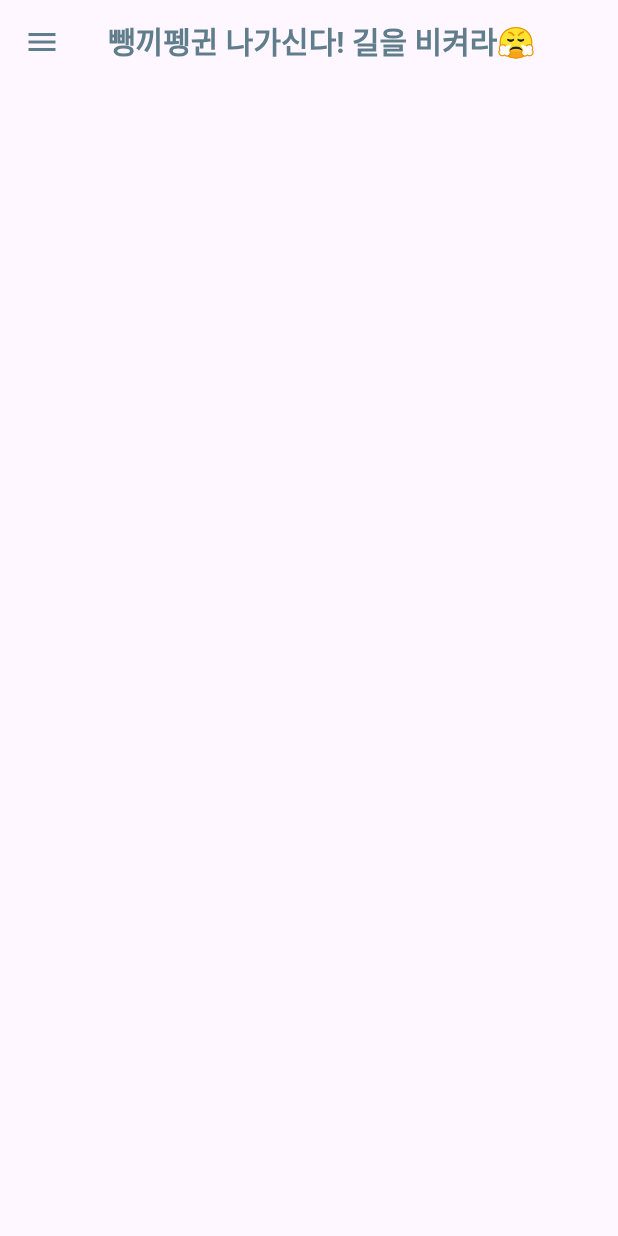
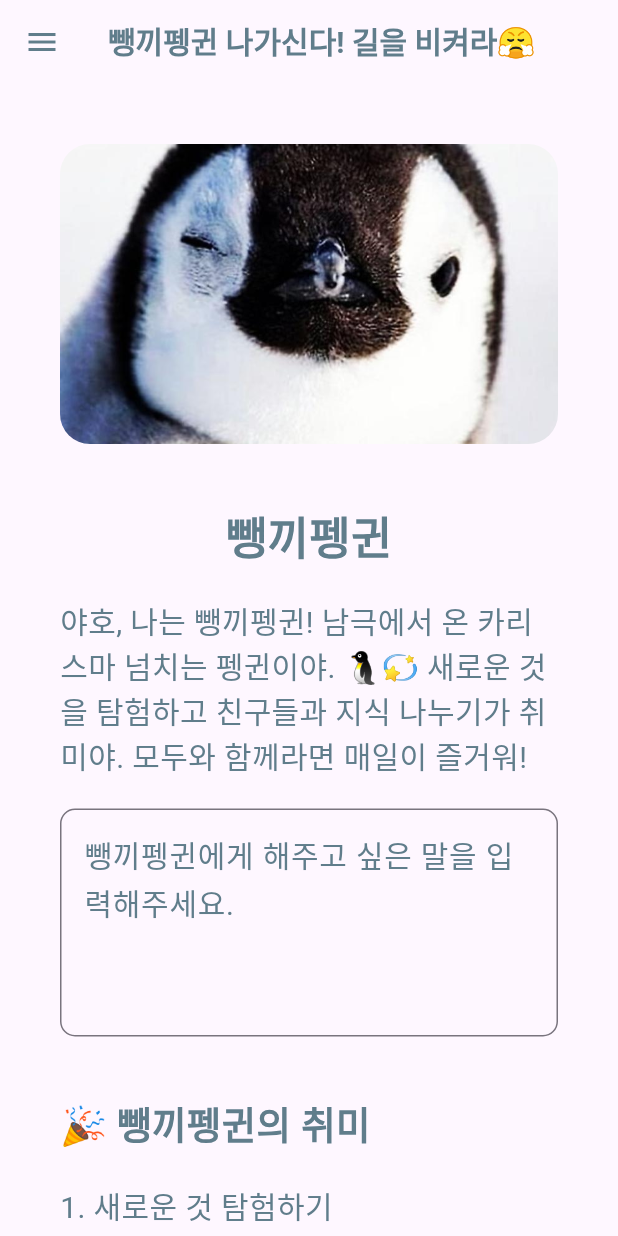
Before and after one commit to Daco2020/toy-flutter-business-card, a Flutter app: the screen it shows after launch, on a phone screen of 412 x 824 dp. Run offline on Flutter 3.47's test engine with Material 3 defaults, Android fonts, the phone set to English and light mode, and no system bars.

Commit message:
feat: Text와 TextField 위젯을 활용한 자기소개 섹션 구성

```diff
--- a/lib/main_screen.dart
+++ b/lib/main_screen.dart
@@ -8,11 +8,18 @@ class MainScreen extends StatefulWidget {
 }
 
 class _MainScreenState extends State<MainScreen> {
+  TextEditingController introduceController = TextEditingController();
+
   @override
   Widget build(BuildContext context) {
     return Scaffold(
       appBar: AppBar(
-        leading: const Icon(Icons.menu, color: Colors.blueGrey),
+        leading: IconButton(
+          icon: const Icon(Icons.menu, color: Colors.blueGrey),
+          onPressed: () {
+            Navigator.pushReplacementNamed(context, '/');
+          },
+        ),
         title: const Text(
           '뺑끼펭귄 나가신다! 길을 비켜라😤',
           style: TextStyle(
@@ -21,6 +28,74 @@ class _MainScreenState extends State<MainScreen> {
               fontWeight: FontWeight.bold),
         ),
       ),
+      body: SingleChildScrollView(
+        // 스크롤 가능한 화면
+        padding: const EdgeInsets.all(40),
+        child: Column(
+          crossAxisAlignment: CrossAxisAlignment.start,
+          children: [
+            Column(
+              crossAxisAlignment: CrossAxisAlignment.center,
+              children: [
+                SizedBox(
+                  width: double.infinity, // 화면 전체 너비
+                  height: 200,
+                  child: ClipRRect(
+                    borderRadius: BorderRadius.circular(20),
+                    child: Image.asset(
+                      'assets/penguin.jpg',
+                      fit: BoxFit.cover, // 이미지를 꽉 채움
+                    ),
+                  ),
+                ),
+                Container(
+                  margin: const EdgeInsets.only(top: 40),
+                  child: const Text("뺑끼펭귄",
+                      style: TextStyle(
+                          fontSize: 30,
+                          fontWeight: FontWeight.bold,
+                          color: Colors.blueGrey)),
+                ),
+              ],
+            ),
+            Container(
+              margin: const EdgeInsets.only(top: 20),
+              child: const Text(
+                  "야호, 나는 뺑끼펭귄! 남극에서 온 카리스마 넘치는 펭귄이야. 🐧💫 새로운 것을 탐험하고 친구들과 지식 나누기가 취미야. 모두와 함께라면 매일이 즐거워!",
+                  style: TextStyle(fontSize: 20, color: Colors.blueGrey)),
+            ),
+            Container(
+              margin: const EdgeInsets.symmetric(vertical: 20),
+              child: TextField(
+                controller: introduceController,
+                maxLines: 5,
+                decoration: InputDecoration(
+                  hintText: '뺑끼펭귄에게 해주고 싶은 말을 입력해주세요.',
+                  hintStyle:
+                      const TextStyle(color: Colors.blueGrey, fontSize: 20),
+                  border: OutlineInputBorder(
+                    borderRadius: BorderRadius.circular(10),
+                    borderSide: const BorderSide(color: Colors.blueGrey),
+                  ),
+                ),
+              ),
+            ),
+            Container(
+              margin: const EdgeInsets.only(top: 20),
+              child: const Text("🎉 뺑끼펭귄의 취미",
+                  style: TextStyle(
+                      fontSize: 25,
+                      fontWeight: FontWeight.bold,
+                      color: Colors.blueGrey)),
+            ),
+            Container(
+              margin: const EdgeInsets.only(top: 20),
+              child: const Text("1. 새로운 것 탐험하기\n2. 친구들과 지식 나누기\n3. 매일 즐겁게 보내기",
+                  style: TextStyle(fontSize: 20, color: Colors.blueGrey)),
+            ),
+          ],
+        ),
+      ),
     );
   }
 }
```
